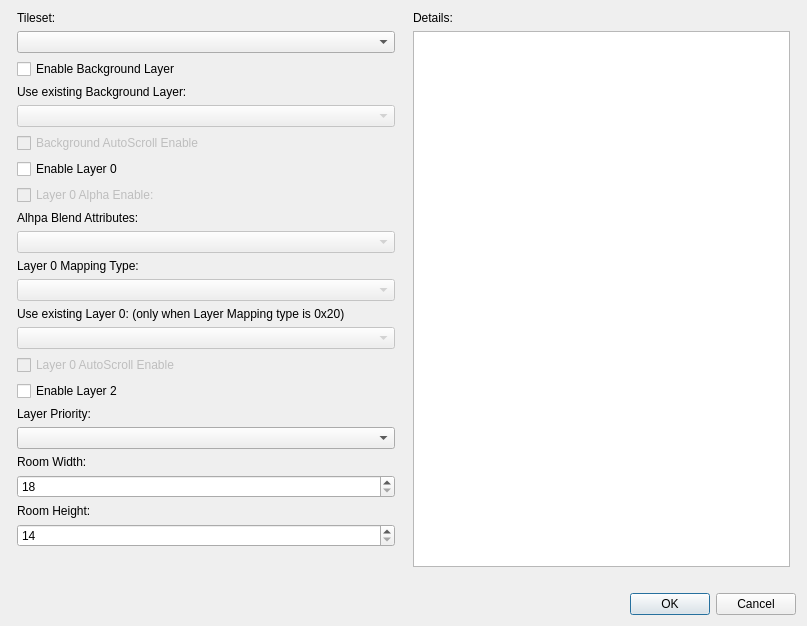
The window that Dialog/RoomConfigDialog.ui (wario-land/WL4Editor) describes before a commit, drawn with Qt 5.
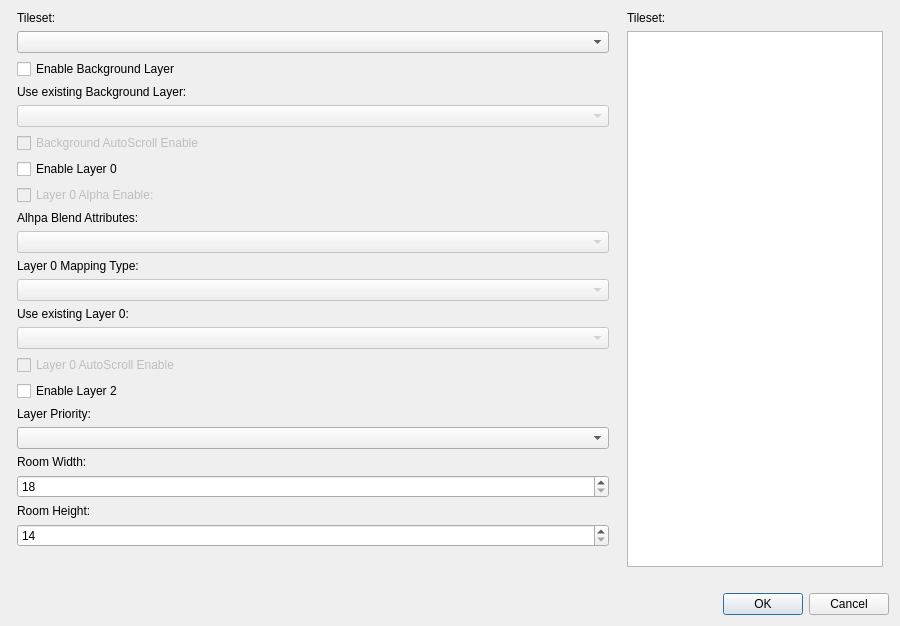
The same window after the commit. Custom widgets are drawn as their Qt base class.

Commit message: Enhancement to room config dialog graphic view

```diff
--- a/Dialog/RoomConfigDialog.ui
+++ b/Dialog/RoomConfigDialog.ui
@@ -6,21 +6,27 @@
    <rect>
     <x>0</x>
     <y>0</y>
-    <width>807</width>
+    <width>900</width>
     <height>574</height>
    </rect>
   </property>
+  <property name="sizePolicy">
+   <sizepolicy hsizetype="Minimum" vsizetype="Minimum">
+    <horstretch>0</horstretch>
+    <verstretch>0</verstretch>
+   </sizepolicy>
+  </property>
   <property name="windowTitle">
    <string>Room Config</string>
   </property>
   <layout class="QVBoxLayout" name="verticalLayout">
    <item>
-    <layout class="QGridLayout" name="gridLayout">
+    <layout class="QHBoxLayout" name="horizontalLayout">
      <property name="rightMargin">
       <number>0</number>
      </property>
-     <item row="0" column="0">
-      <layout class="QVBoxLayout" name="verticalLayout_2">
+     <item>
+      <layout class="QVBoxLayout" name="verticalLayout_UI">
        <property name="leftMargin">
         <number>6</number>
        </property>
@@ -122,7 +128,7 @@
        <item>
         <widget class="QLabel" name="label_9">
          <property name="text">
-          <string>Use existing Layer 0: (only when Layer Mapping type is 0x20)</string>
+          <string>Use existing Layer 0:</string>
          </property>
         </widget>
        </item>
@@ -209,8 +215,8 @@
        </item>
       </layout>
      </item>
-     <item row="0" column="1">
-      <layout class="QVBoxLayout" name="verticalLayout_3">
+     <item>
+      <layout class="QVBoxLayout" name="verticalLayout_View">
        <property name="spacing">
         <number>6</number>
        </property>
@@ -226,15 +232,21 @@
        <item>
         <widget class="QLabel" name="label_2">
          <property name="text">
-          <string>Details: </string>
+          <string>Tileset: </string>
          </property>
         </widget>
        </item>
        <item>
-        <widget class="QGraphicsView" name="graphicsView">
+        <widget class="RoomPreviewGraphicsView" name="graphicsView">
+         <property name="sizePolicy">
+          <sizepolicy hsizetype="Preferred" vsizetype="Expanding">
+           <horstretch>0</horstretch>
+           <verstretch>0</verstretch>
+          </sizepolicy>
+         </property>
          <property name="minimumSize">
           <size>
-           <width>0</width>
+           <width>256</width>
            <height>0</height>
           </size>
          </property>
@@ -256,6 +268,13 @@
    </item>
   </layout>
  </widget>
+ <customwidgets>
+  <customwidget>
+   <class>RoomPreviewGraphicsView</class>
+   <extends>QGraphicsView</extends>
+   <header>Dialog/RoomPreviewGraphicsView.h</header>
+  </customwidget>
+ </customwidgets>
  <resources/>
  <connections>
   <connection>
```
Left out of the diff: 18 changed lines with no effect on the pictures. The commit also changes 12 other files.
